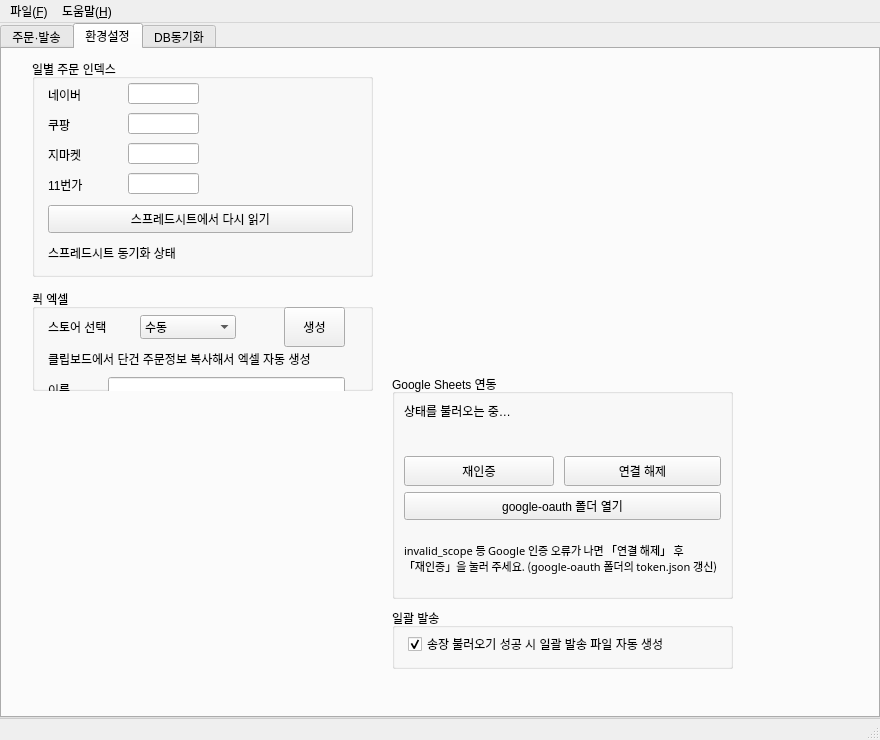
Before: the Qt Designer form ui/main_window.ui in Peanut0711/easy-fulfill, drawn with Qt 5.
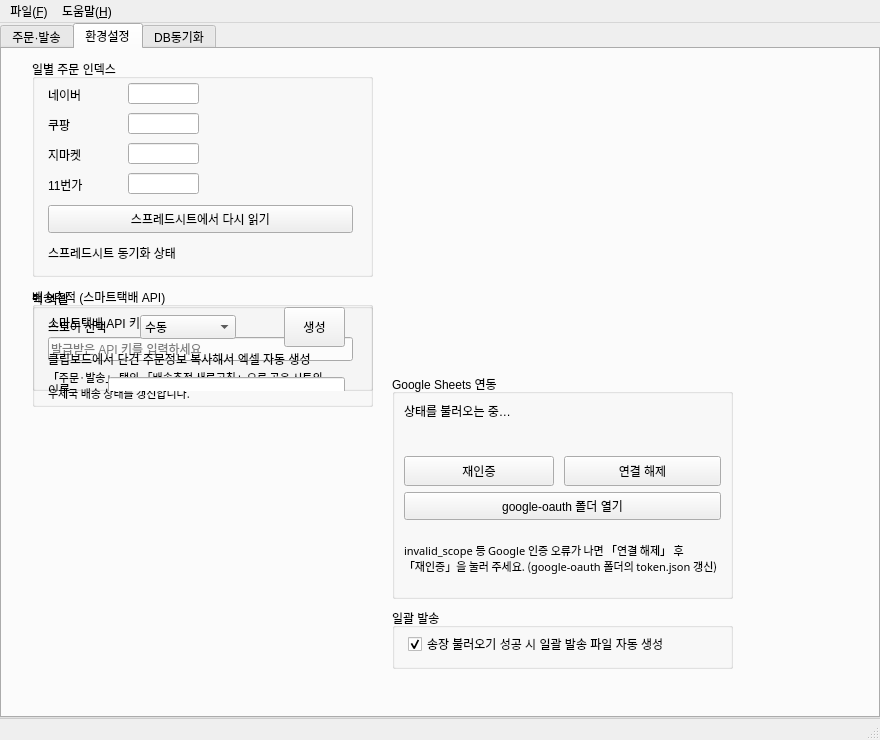
After: the same form once the commit is applied. The open tabs and pages were chosen to show the change.

Commit message:
feat: 송장 배송추적(우체국·스마트택배) 공유 시트 누적 및 조회 기능 추가
1단계 저장/공유:
- 구글 시트 「송장추적」 단일 탭에 등기번호 누적(키 기반 upsert, 중복 방지)
- 송장 불러오기 시 모든 등기번호 등록, 네이버/쿠팡 매칭 성공 건은
  스토어·주문번호·수취인명 보강
- 기존 인덱스 동기화 패턴(백그라운드 스레드+디바운스) 재사용
- app_settings 범용 get/set 헬퍼 추가

2단계 배송조회:
- smart_tracker.py 신규: 스마트택배 trackingInfo/companylist, 완료 판정
- 미완료 행만 조회해 배송상태·완료여부·마지막위치·조회시각 갱신
- 「배송추적 새로고침」 버튼/요약 라벨, 환경설정에 API 키 입력란 추가

초기 테스트는 단일 탭 순수 누적으로 진행(링버퍼/정리는 추후 개선).

The edit to the form file:
```diff
--- a/ui/main_window.ui
+++ b/ui/main_window.ui
@@ -415,6 +415,67 @@
        <attribute name="title">
         <string>환경설정</string>
        </attribute>
+       <widget class="QGroupBox" name="groupBox_tracking_api">
+        <property name="geometry">
+         <rect>
+          <x>30</x>
+          <y>238</y>
+          <width>341</width>
+          <height>120</height>
+         </rect>
+        </property>
+        <property name="title">
+         <string>배송추적 (스마트택배 API)</string>
+        </property>
+        <widget class="QLabel" name="label_sweettracker_key">
+         <property name="geometry">
+          <rect>
+           <x>16</x>
+           <y>28</y>
+           <width>305</width>
+           <height>16</height>
+          </rect>
+         </property>
+         <property name="text">
+          <string>스마트택배 API 키 (t_key)</string>
+         </property>
+        </widget>
+        <widget class="QLineEdit" name="lineEdit_sweettracker_key">
+         <property name="geometry">
+          <rect>
+           <x>16</x>
+           <y>50</y>
+           <width>305</width>
+           <height>24</height>
+          </rect>
+         </property>
+         <property name="placeholderText">
+          <string>발급받은 API 키를 입력하세요</string>
+         </property>
+        </widget>
+        <widget class="QLabel" name="label_sweettracker_hint">
+         <property name="geometry">
+          <rect>
+           <x>16</x>
+           <y>82</y>
+           <width>305</width>
+           <height>32</height>
+          </rect>
+         </property>
+         <property name="font">
+          <font>
+           <family>맑은 고딕</family>
+           <pointsize>8</pointsize>
+          </font>
+         </property>
+         <property name="text">
+          <string>「주문·발송」 탭의 「배송추적 새로고침」으로 공유 시트의 우체국 배송 상태를 갱신합니다.</string>
+         </property>
+         <property name="wordWrap">
+          <bool>true</bool>
+         </property>
+        </widget>
+       </widget>
        <widget class="QGroupBox" name="groupBox_order_index">
         <property name="geometry">
          <rect>
```
Left out of the diff: 45 changed lines with no effect on the pictures. The commit also changes 2 other files.
